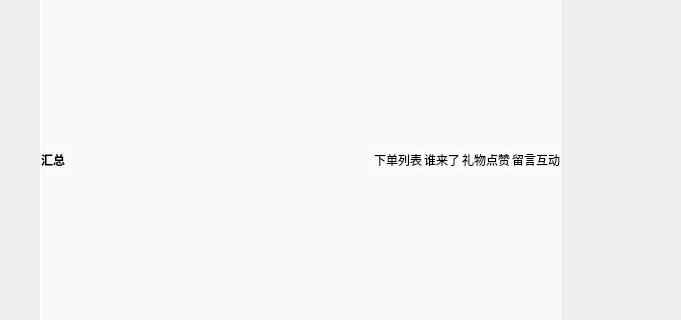
Above: UI/gbs/bizWidgets/GBSBizLiveGuarderCtrl.ui from huangjingpei/myobs before the change; both pictures show x 0 to 681 and y 110 to 430 of the 1238 by 920 pixel window. Below: the same form after it.
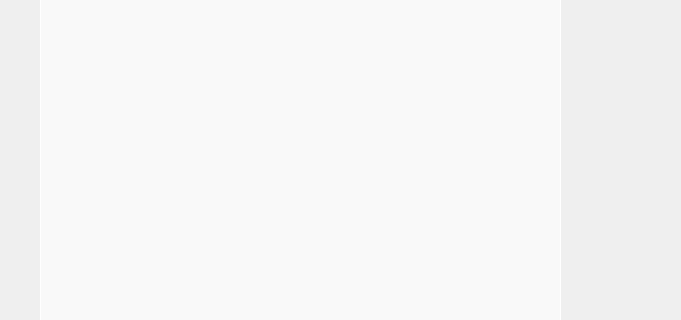
That is the form after the change. Custom widgets are drawn as their Qt base class.

What changed in the file:
```diff
--- a/UI/gbs/bizWidgets/GBSBizLiveGuarderCtrl.ui
+++ b/UI/gbs/bizWidgets/GBSBizLiveGuarderCtrl.ui
@@ -27,7 +27,7 @@
 border-radius: 16px;
 border: 1px solid #FFFFFF;</string>
    </property>
-   <layout class="QVBoxLayout" name="verticalLayout_3" stretch="1,99">
+   <layout class="QVBoxLayout" name="verticalLayout_3" stretch="">
     <property name="spacing">
      <number>0</number>
     </property>
@@ -43,75 +43,6 @@
     <property name="bottomMargin">
      <number>0</number>
     </property>
-    <item>
-     <layout class="QHBoxLayout" name="horizontalLayout_3">
-      <property name="spacing">
-       <number>0</number>
-      </property>
-      <item>
-       <widget class="QPushButton" name="pushButton">
-        <property name="font">
-         <font>
-          <family>Microsoft YaHei</family>
-          <italic>false</italic>
-          <bold>true</bold>
-         </font>
-        </property>
-        <property name="text">
-         <string>汇总</string>
-        </property>
-       </widget>
-      </item>
-      <item>
-       <spacer name="horizontalSpacer">
-        <property name="orientation">
-         <enum>Qt::Orientation::Horizontal</enum>
-        </property>
-        <property name="sizeHint" stdset="0">
-         <size>
-          <width>40</width>
-          <height>20</height>
-         </size>
-        </property>
-       </spacer>
-      </item>
-      <item>
-       <widget class="QPushButton" name="pushButton_2">
-        <property name="text">
-         <string>下单列表</string>
-        </property>
-       </widget>
-      </item>
-      <item>
-       <widget class="QPushButton" name="pushButton_3">
-        <property name="text">
-         <string>谁来了</string>
-        </property>
-       </widget>
-      </item>
-      <item>
-       <widget class="QPushButton" name="pushButton_4">
-        <property name="text">
-         <string>礼物点赞</string>
-        </property>
-       </widget>
-      </item>
-      <item>
-       <widget class="QPushButton" name="pushButton_5">
-        <property name="text">
-         <string>留言互动</string>
-        </property>
-       </widget>
-      </item>
-     </layout>
-    </item>
-    <item>
-     <layout class="QVBoxLayout" name="verticalLayout_2">
-      <property name="spacing">
-       <number>0</number>
-      </property>
-     </layout>
-    </item>
    </layout>
   </widget>
   <widget class="OBSBasicPreview" name="wgtPreview" native="true">
```
Left out of the diff: 4 changed lines with no effect on the pictures.
